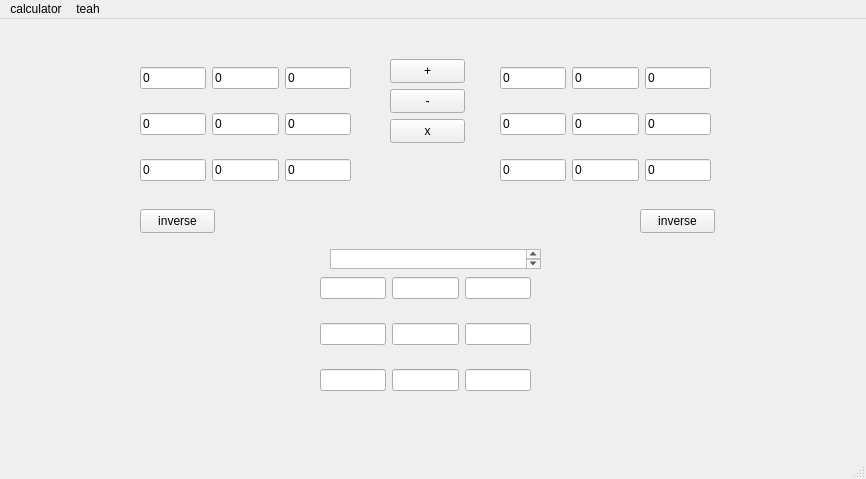
Old version of the form mainwindow.ui in the repository Lunatic2339/calculator.
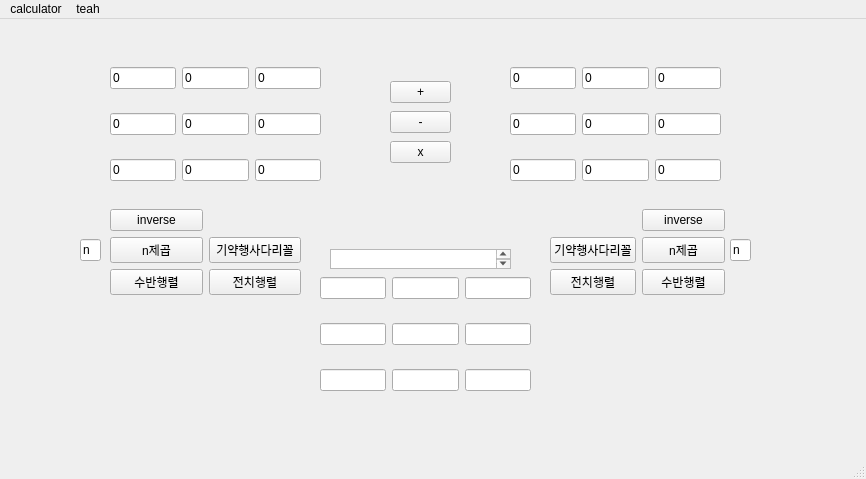
New version of the form.

Diff of the .ui file:
```diff
--- a/mainwindow.ui
+++ b/mainwindow.ui
@@ -14,23 +14,10 @@
    <string>MainWindow</string>
   </property>
   <widget class="QWidget" name="centralwidget">
-   <widget class="QPushButton" name="inverseButton1">
-    <property name="geometry">
-     <rect>
-      <x>140</x>
-      <y>190</y>
-      <width>75</width>
-      <height>24</height>
-     </rect>
-    </property>
-    <property name="text">
-     <string>inverse</string>
-    </property>
-   </widget>
    <widget class="QWidget" name="gridLayoutWidget">
     <property name="geometry">
      <rect>
-      <x>140</x>
+      <x>110</x>
       <y>30</y>
       <width>211</width>
       <height>151</height>
@@ -102,19 +89,6 @@
      </item>
     </layout>
    </widget>
-   <widget class="QPushButton" name="inverseButton2">
-    <property name="geometry">
-     <rect>
-      <x>640</x>
-      <y>190</y>
-      <width>75</width>
-      <height>24</height>
-     </rect>
-    </property>
-    <property name="text">
-     <string>inverse</string>
-    </property>
-   </widget>
    <widget class="QWidget" name="gridLayoutWidget_2">
     <property name="geometry">
      <rect>
@@ -193,7 +167,7 @@
    <widget class="QWidget" name="gridLayoutWidget_3">
     <property name="geometry">
      <rect>
-      <x>500</x>
+      <x>510</x>
       <y>30</y>
       <width>211</width>
       <height>151</height>
@@ -265,55 +239,169 @@
      </item>
     </layout>
    </widget>
-   <widget class="QPushButton" name="plusButton">
-    <property name="geometry">
-     <rect>
-      <x>390</x>
-      <y>40</y>
-      <width>75</width>
-      <height>24</height>
-     </rect>
-    </property>
-    <property name="text">
-     <string>+</string>
-    </property>
-   </widget>
-   <widget class="QPushButton" name="minusButton">
-    <property name="geometry">
-     <rect>
-      <x>390</x>
-      <y>70</y>
-      <width>75</width>
-      <height>24</height>
-     </rect>
-    </property>
-    <property name="text">
-     <string>-</string>
-    </property>
-   </widget>
-   <widget class="QPushButton" name="mulButton">
-    <property name="geometry">
-     <rect>
-      <x>390</x>
-      <y>100</y>
-      <width>75</width>
-      <height>24</height>
-     </rect>
-    </property>
-    <property name="text">
-     <string>x</string>
-    </property>
-   </widget>
    <widget class="QTextEdit" name="textEdit">
     <property name="geometry">
      <rect>
       <x>330</x>
       <y>230</y>
-      <width>211</width>
+      <width>181</width>
       <height>20</height>
      </rect>
     </property>
    </widget>
+   <widget class="QWidget" name="gridLayoutWidget_4">
+    <property name="geometry">
+     <rect>
+      <x>110</x>
+      <y>190</y>
+      <width>191</width>
+      <height>86</height>
+     </rect>
+    </property>
+    <layout class="QGridLayout" name="gridLayout_4">
+     <item row="2" column="1">
+      <widget class="QPushButton" name="adjButton1">
+       <property name="text">
+        <string>전치행렬</string>
+       </property>
+      </widget>
+     </item>
+     <item row="1" column="1">
+      <widget class="QPushButton" name="echButton1">
+       <property name="text">
+        <string>기약행사다리꼴</string>
+       </property>
+      </widget>
+     </item>
+     <item row="2" column="0">
+      <widget class="QPushButton" name="trButton1">
+       <property name="text">
+        <string>수반행렬</string>
+       </property>
+      </widget>
+     </item>
+     <item row="1" column="0">
+      <widget class="QPushButton" name="powerButton1">
+       <property name="text">
+        <string>n제곱</string>
+       </property>
+      </widget>
+     </item>
+     <item row="0" column="0">
+      <widget class="QPushButton" name="inverseButton1">
+       <property name="text">
+        <string>inverse</string>
+       </property>
+      </widget>
+     </item>
+    </layout>
+   </widget>
+   <widget class="QWidget" name="gridLayoutWidget_5">
+    <property name="geometry">
+     <rect>
+      <x>550</x>
+      <y>190</y>
+      <width>175</width>
+      <height>86</height>
+     </rect>
+    </property>
+    <layout class="QGridLayout" name="gridLayout_5">
+     <item row="1" column="0">
+      <widget class="QPushButton" name="echButton2">
+       <property name="text">
+        <string>기약행사다리꼴</string>
+       </property>
+      </widget>
+     </item>
+     <item row="2" column="0">
+      <widget class="QPushButton" name="adjButton2">
+       <property name="text">
+        <string>전치행렬</string>
+       </property>
+      </widget>
+     </item>
+     <item row="1" column="1">
+      <widget class="QPushButton" name="powerButton2">
+       <property name="text">
+        <string>n제곱</string>
+       </property>
+      </widget>
+     </item>
+     <item row="2" column="1">
+      <widget class="QPushButton" name="trButton2">
+       <property name="text">
+        <string>수반행렬</string>
+       </property>
+      </widget>
+     </item>
+     <item row="0" column="1">
+      <widget class="QPushButton" name="inverseButton2">
+       <property name="text">
+        <string>inverse</string>
+       </property>
+      </widget>
+     </item>
+    </layout>
+   </widget>
+   <widget class="QWidget" name="verticalLayoutWidget">
+    <property name="geometry">
+     <rect>
+      <x>390</x>
+      <y>60</y>
+      <width>61</width>
+      <height>86</height>
+     </rect>
+    </property>
+    <layout class="QVBoxLayout" name="verticalLayout">
+     <item>
+      <widget class="QPushButton" name="plusButton">
+       <property name="text">
+        <string>+</string>
+       </property>
+      </widget>
+     </item>
+     <item>
+      <widget class="QPushButton" name="minusButton">
+       <property name="text">
+        <string>-</string>
+       </property>
+      </widget>
+     </item>
+     <item>
+      <widget class="QPushButton" name="mulButton">
+       <property name="text">
+        <string>x</string>
+       </property>
+      </widget>
+     </item>
+    </layout>
+   </widget>
+   <widget class="QLineEdit" name="powerInput1">
+    <property name="geometry">
+     <rect>
+      <x>80</x>
+      <y>220</y>
+      <width>21</width>
+      <height>22</height>
+     </rect>
+    </property>
+    <property name="text">
+     <string>n</string>
+    </property>
+   </widget>
+   <widget class="QLineEdit" name="powerInput2">
+    <property name="geometry">
+     <rect>
+      <x>730</x>
+      <y>220</y>
+      <width>21</width>
+      <height>22</height>
+     </rect>
+    </property>
+    <property name="text">
+     <string>n</string>
+    </property>
+   </widget>
   </widget>
   <widget class="QMenuBar" name="menubar">
    <property name="geometry">
```
Left out of the diff: 46 changed lines with no effect on the pictures.
